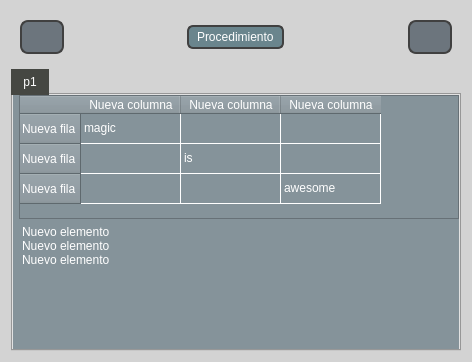
Zombender0/Linear_algebra, file views/qt_files/solution_window.ui: the form before one commit.
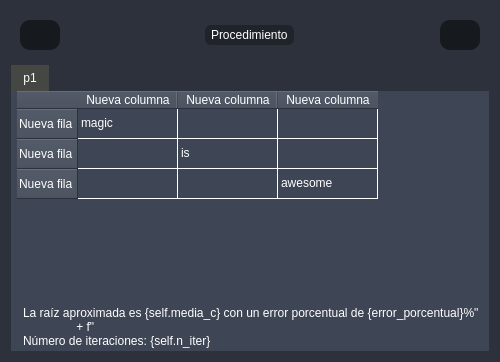
The form after the commit. Icons and pictures are not drawn.

The edit to the form file:
```diff
--- a/views/qt_files/solution_window.ui
+++ b/views/qt_files/solution_window.ui
@@ -6,7 +6,7 @@
    <rect>
     <x>0</x>
     <y>0</y>
-    <width>472</width>
+    <width>488</width>
     <height>362</height>
    </rect>
   </property>
@@ -19,23 +19,34 @@
   </property>
   <property name="styleSheet">
    <string notr="true">*{
-background-color: #d3d3d3;
-margin: 0px;
-padding: 0px;
+border:none;
+background-color: transparent;
+background: none;
+padding: 0;
+margin: 0;
+color: #fff;
 }
 
-#Main_widget{
-background-color: #d3d3d3;
+QToolTip{
+color: #000;
+padding: 2px;
+border-radius:3px;
+}
 
+QTabWidget:pane{
+background-color: #2c313c
+}
+
+#main_widget{
+background: #2c313c
 }
 
 QPushButton{
-border: 2px solid #404040;
-border-radius: 8px;
-padding: 1px 5px;
-color: #fff;
-background-color: #6c757d;
-font: 700 9pt &quot;Calibri&quot;;
+color: #ffffff;
+    text-align: center;
+	padding: 3px;
+    border-radius: 10px;
+    background-color: #16191d;
 }
 
 QPushButton:hover{
@@ -45,40 +56,41 @@
     border: 4px solid #c0c4c8 
 }
 QLabel {
-    color: #fff;
- background-color: #6a858d; 
-    border:2px solid #404040;        
-    border-radius: 4px;           
-    padding: 2.5px 5px;            
-font: 700 13pt &quot;Calibri&quot;;
+background-color: #1f232a;
+padding: 3px;
+font-weight: 700;
+border-radius: 7px;
+font-weight: 400;
 }
 
-QTableWidget{
-background-color: #819299; 
-gridline-color: #fff;  
-color:#fff
+#tabWidget QWidget{
+background-color: #3e4555;
+}
+QTableWidget {
+background-color: #3e4555;
+gridline-color: #fff;
 }
 
 QHeaderView{
-background-color: #85939a;
-color:white;
-font: 700 9pt &quot;Calibri&quot;;
+background-color: #3e4555;
+color: #fff;
 }
 
 QHeaderView::section {
-background-color: #85939a;
+background-color: #3e4555;
+color: #fff;
 }
 QTableCornerButton::section {
-background-color: #85939a;
+background-color: #3e4555;
+color: #fff;
+}
+QTableWidget::item{
+color: #fff;
 }
 QTableWidget::item::hover{
 background-color: #B6BEC2
 }
 
-QTabBar::tab{
-background-color: #80857C;
-color: white;
-}
 
 QTabBar::tab:hover{
 background-color: #B0B3AD
@@ -89,15 +101,17 @@
 }
 
 QListWidget{
-background: #F1F1F1;
+background-color: #3e4555;
 border : none
 }
 QListWidget::item{
 margin: 0px;
 color: #fff;
 }
-#tabWidget QWidget{
-background-color: #85939a
+
+QTabBar::tab{
+background-color: #16191d;
+color: white;
 }
 </string>
   </property>
@@ -177,6 +191,9 @@
        </property>
        <item>
         <widget class="QTableWidget" name="s_table">
+         <property name="styleSheet">
+          <string notr="true"/>
+         </property>
          <row>
           <property name="text">
            <string>Nueva fila</string>
@@ -225,22 +242,12 @@
         </widget>
        </item>
        <item>
-        <widget class="QListWidget" name="listWidget">
-         <item>
-          <property name="text">
-           <string>Nuevo elemento</string>
-          </property>
-         </item>
-         <item>
-          <property name="text">
-           <string>Nuevo elemento</string>
-          </property>
-         </item>
-         <item>
-          <property name="text">
-           <string>Nuevo elemento</string>
-          </property>
-         </item>
+        <widget class="QLabel" name="label">
+         <property name="text">
+          <string>La raíz aproximada es {self.media_c} con un error porcentual de {error_porcentual}%&quot;
+                + f&quot;
+Número de iteraciones: {self.n_iter}</string>
+         </property>
         </widget>
        </item>
       </layout>
```
Left out of the diff: 9 changed lines with no effect on the pictures.
